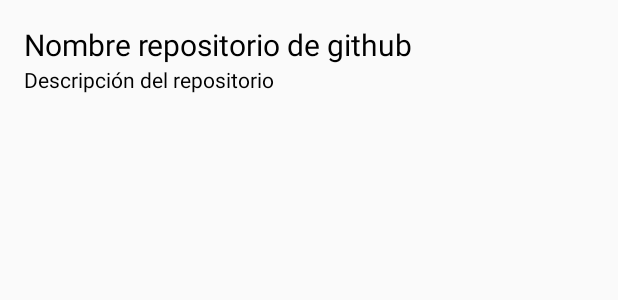
After one commit to albertomadrazo/Gitlook, an Android app: the layout lista_item_repositorio.xml on its own in the app's theme, with its tools: preview values and no code run, on a phone screen of 412 x 824 dp. The commit adds this screen. Shown: the top 300 px of the screen. Run offline under Robolectric (Android 15) with nearby library versions, the phone set to English and light mode, and no system bars.

```diff
--- a/app/build.gradle
+++ b/app/build.gradle
@@ -26,7 +26,6 @@ dependencies {
     })
     compile 'com.android.support:appcompat-v7:25.0.1'
     testCompile 'junit:junit:4.12'
-    compile 'com.squareup.retrofit2:retrofit:2.1.0'
-    compile 'com.squareup.retrofit2:converter-gson:2.1.0'
-    compile 'com.squareup.okhttp:okhttp:2.7.5'
+    compile 'com.squareup.retrofit:retrofit:1.9.0'
+    compile 'com.squareup:otto:1.3.8'
 }
--- a/app/src/main/AndroidManifest.xml
+++ b/app/src/main/AndroidManifest.xml
@@ -15,6 +15,9 @@
                 <category android:name="android.intent.category.LAUNCHER"/>
             </intent-filter>
         </activity>
+        <activity android:name=".activity.RepoDetalleActivity">
+
+        </activity>
     </application>
 
     <uses-permission android:name="android.permission.INTERNET" />
--- /dev/null
+++ b/app/src/main/res/layout/lista_item_repositorio.xml
@@ -0,0 +1,22 @@
+<?xml version="1.0" encoding="utf-8"?>
+<LinearLayout xmlns:android="http://schemas.android.com/apk/res/android"
+              android:orientation="vertical"
+              android:layout_width="match_parent"
+              android:padding="16dp"
+              android:layout_height="match_parent">
+
+    <TextView
+        android:id="@+id/nombre_repo"
+        android:textSize="20sp"
+        android:layout_width="match_parent"
+        android:layout_height="wrap_content"
+        android:text="Nombre repositorio de github"
+        android:textColor="#000000" />
+    <TextView
+        android:id="@+id/descripcion_repo"
+        android:layout_width="match_parent"
+        android:layout_height="wrap_content"
+        android:text="Descripción del repositorio"
+        android:textColor="#000000" />
+
+</LinearLayout>
```
Also changed, not shown: app/src/main/java/com/albertomadrazo/android/gitlook/API/RepositoriosAPI.java (+10 -5 lines), app/src/main/java/com/albertomadrazo/android/gitlook/activity/RepoDetalleActivity.java (added, +17 -0 lines), app/src/main/java/com/albertomadrazo/android/gitlook/adapter/Adaptador.java (added, +53 -0 lines), app/src/main/java/com/albertomadrazo/android/gitlook/fragment/RepositoriosListaFragment.java (+61 -12 lines), app/src/main/java/com/albertomadrazo/android/gitlook/model/ListaRepositorios.java (+7 -24 lines), app/src/main/java/com/albertomadrazo/android/gitlook/model/Repositorio.java (+6 -1 lines), app/src/main/res/layout/activity_repo_detalle.xml (added, +7 -0 lines).
